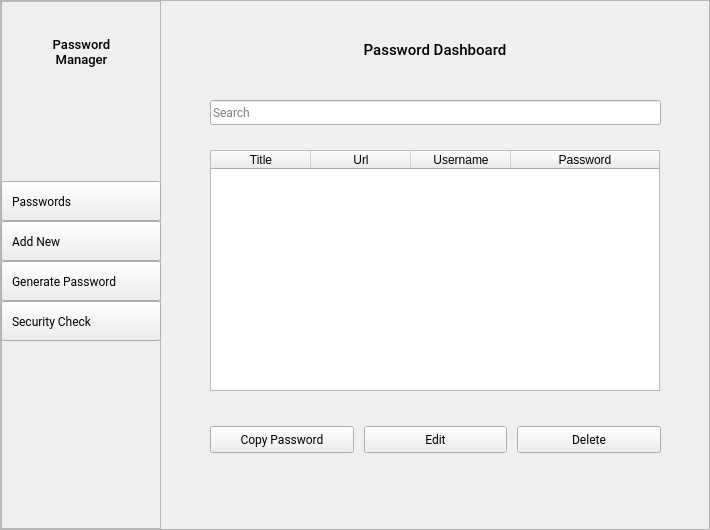
Qt form main_window.ui (EmueI/password-manager) before a commit.
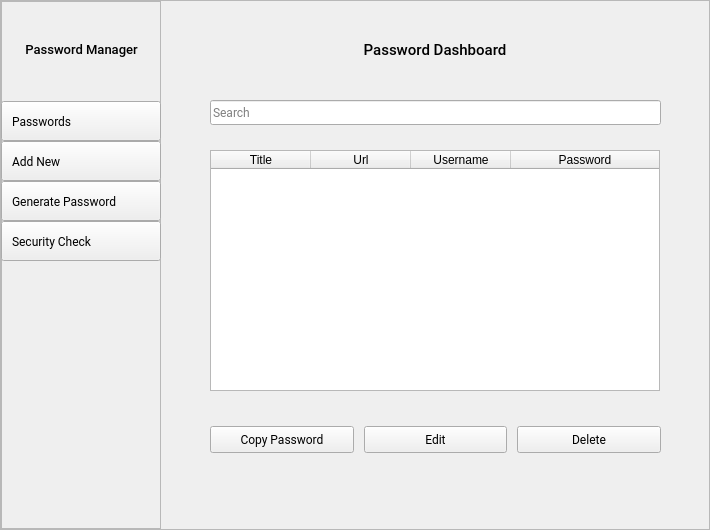
The same form after that commit. Icons and pictures are not drawn.

```diff
--- a/main_window.ui
+++ b/main_window.ui
@@ -111,7 +111,7 @@
           <property name="geometry">
            <rect>
             <x>0</x>
-            <y>180</y>
+            <y>100</y>
             <width>160</width>
             <height>160</height>
            </rect>
@@ -345,10 +345,10 @@
          <widget class="QLabel" name="label">
           <property name="geometry">
            <rect>
-            <x>30</x>
-            <y>30</y>
-            <width>101</width>
-            <height>41</height>
+            <x>0</x>
+            <y>40</y>
+            <width>161</width>
+            <height>17</height>
            </rect>
           </property>
           <property name="font">
```
Left out of the diff: 20 changed lines with no effect on the pictures.
